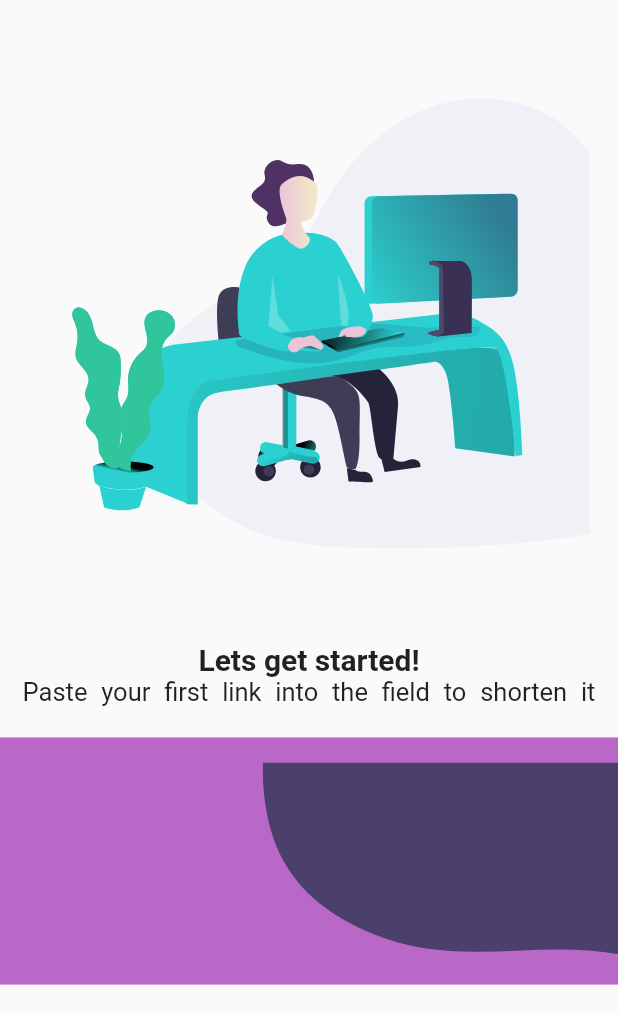
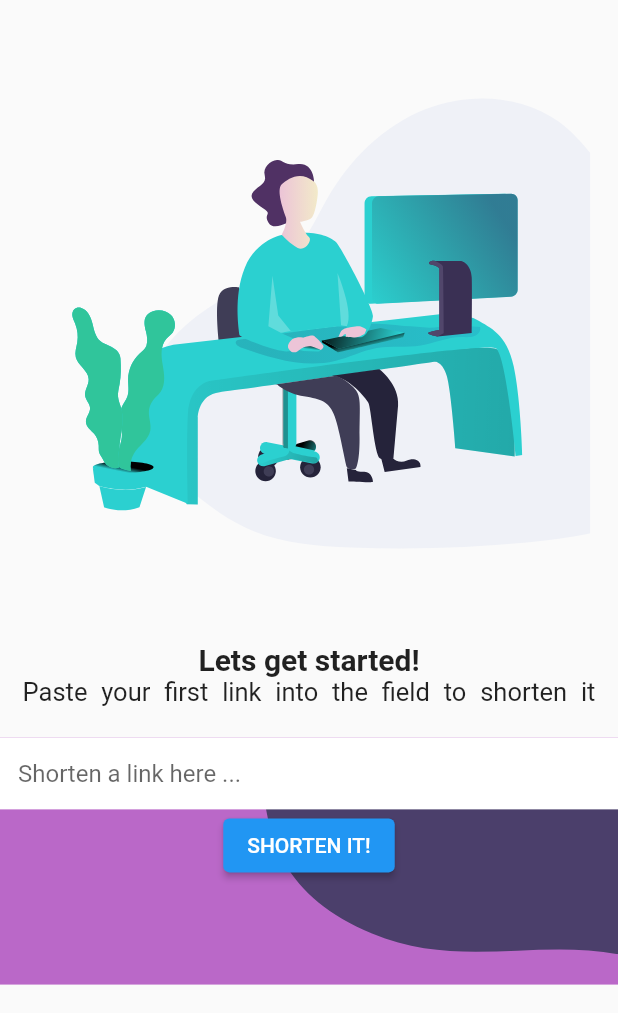
Before and after one commit to aydemiromer/shortly, a Flutter app: the screen it shows after launch, on a phone screen of 412 x 824 dp, the part 119-1132 px from its top. Run offline on Flutter 3.47's test engine with Material 2 defaults, Android fonts, the phone set to English and light mode, and no system bars; our stand-ins replace dio, flutter_svg.

```diff
--- a/lib/src/screens/view/homepage.dart
+++ b/lib/src/screens/view/homepage.dart
@@ -14,8 +14,15 @@ class ShortlyHomePage extends StatelessWidget {
           padding: context.paddingTop,
           child: Column(
             mainAxisAlignment: MainAxisAlignment.spaceAround,
-            children: [
-              Expanded(
+            children: [buildExpanded(context, imageConstants)],
+          ),
+        ),
+      ),
+    );
+  }
+
+  Expanded buildExpanded(BuildContext context, ImageConstants imageConstants) {
+    return Expanded(
         child: Column(
       children: [
         Container(
@@ -48,18 +55,28 @@ class ShortlyHomePage extends StatelessWidget {
               Positioned(
                 right: 0,
                 bottom: 20,
-                          child:
-                              SvgPicture.asset(imageConstants.decorationStack),
+                child: SvgPicture.asset(imageConstants.decorationStack),
+              ),
+              Column(
+                children: [
+                  TextField(
+                    decoration: InputDecoration(
+                      hintText: "Shorten a link here ...",
+                      border: InputBorder.none,
+                      fillColor: Colors.white,
+                      filled: true,
+                    ),
+                    obscureText: false,
+                  ),
+                  ElevatedButton(
+                      onPressed: () {},
+                      child: Text(ShortlyTextConstants.homepagebutton))
+                ],
               ),
             ],
           ),
         )
       ],
-              ))
-            ],
-          ),
-        ),
-      ),
-    );
+    ));
   }
 }
```
Also changed, not shown: lib/src/model/provider_model.dart (added, +21 -0 lines), lib/src/screens/view/link_list_page.dart (+62 -0 lines). Lines whose indentation alone changed are shown as unchanged.
